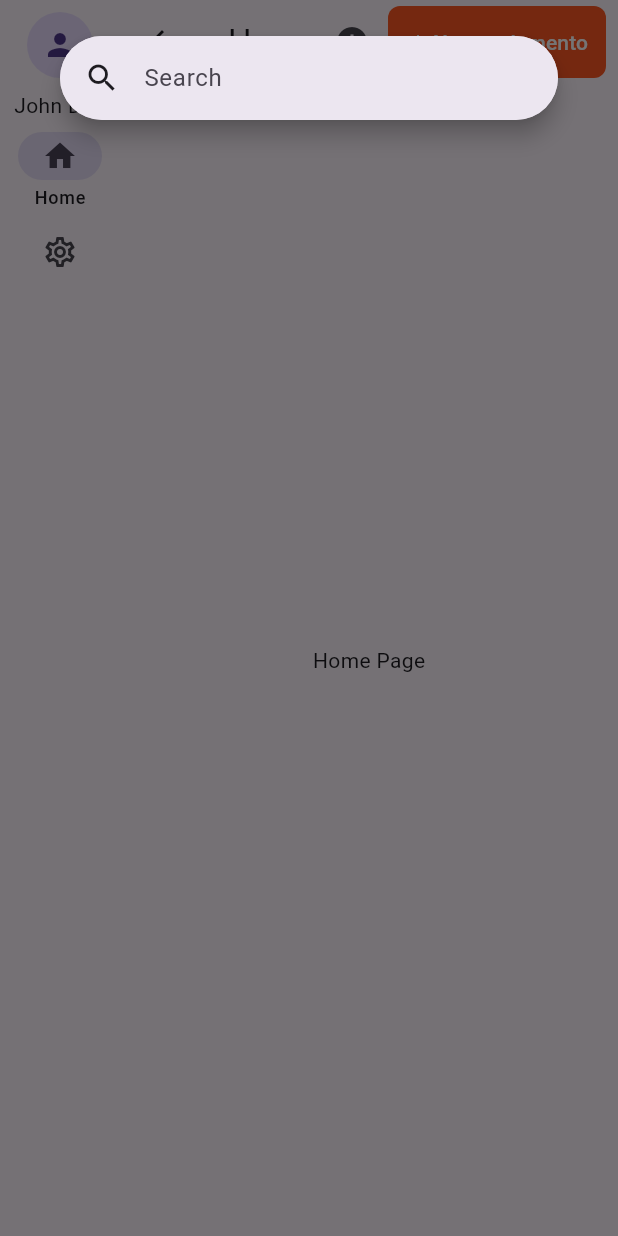
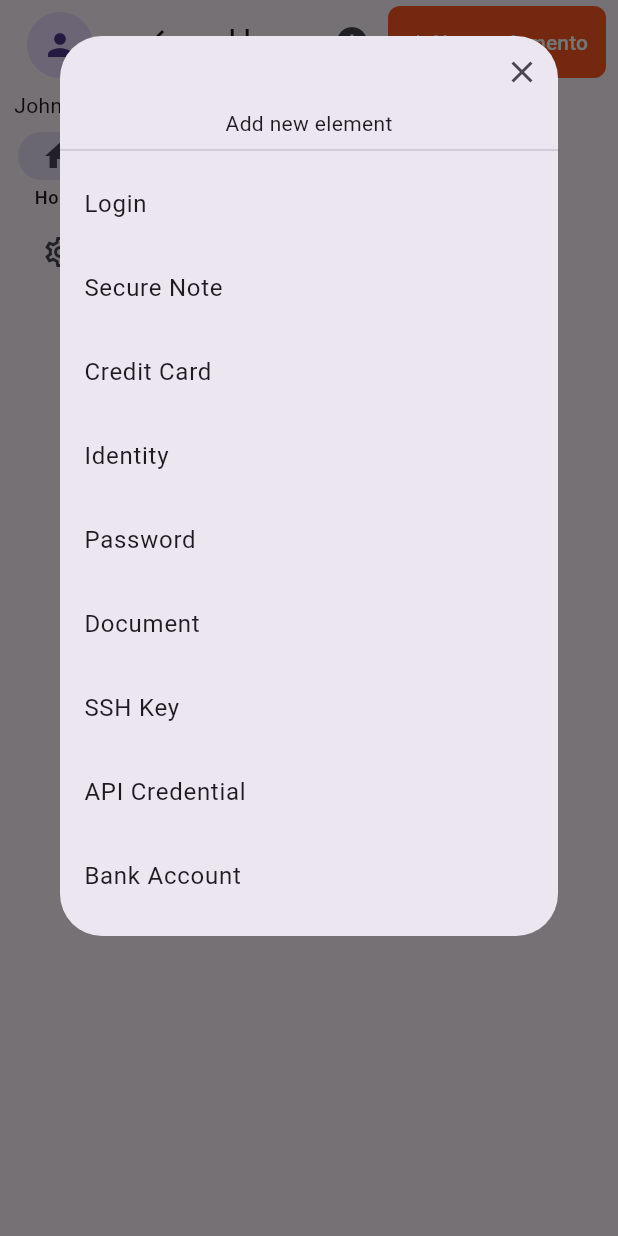
Before and after one commit to hryacosta/password, a Flutter app: the DesktopPage screen opened directly, after a tap on "Nuevo elemento", on a phone screen of 412 x 824 dp. Run offline on Flutter 3.47's test engine with Material 3 defaults, Android fonts, the phone set to English and light mode, and no system bars; our stand-ins replace go_router, google_fonts, logger; generated files the repository leaves out were written again.

Commit message:
Update app dependencies and adjust interface layouts
This commit introduces several changes to the dependencies and the layout of the application interfaces in the Flutter project. It adds new dependencies to the Podfile for iOS, modifies interface layouts across mobile, desktop, and other pages, and adjusts entitlements for MacOS and iOS builds. It accommodates changes to the search bar functionality and introduces "Add new element" functionality in the application. Finally, it generates configuration files for the changes made.

```diff
--- a/lib/presentation/pages/app/app_page.dart
+++ b/lib/presentation/pages/app/app_page.dart
@@ -2,7 +2,6 @@ import 'package:flutter/material.dart';
 import 'package:password/presentation/components/responsive_layout.dart';
 import 'package:password/presentation/pages/app/desktop_page.dart';
 import 'package:password/presentation/pages/app/mobile_page.dart';
-import 'package:password/presentation/pages/app/tablet_page.dart';
 
 class AppPage extends StatefulWidget {
   const AppPage({super.key});
@@ -16,7 +15,7 @@ class _AppPageState extends State<AppPage> {
   Widget build(BuildContext context) {
     return const ResponsiveLayout(
       desktopScaffold: DesktopPage(),
-      tabletScaffold: TabletPage(),
+      tabletScaffold: DesktopPage(),
       mobileScaffold: MobilePage(),
     );
   }
--- a/lib/presentation/pages/app/desktop_page.dart
+++ b/lib/presentation/pages/app/desktop_page.dart
@@ -130,54 +130,38 @@ class _DesktopPageState extends State<DesktopPage> {
       builder: (BuildContext context) {
         return Dialog(
           alignment: Alignment.topCenter,
-          child: SearchAnchor(
-            builder: (context, controller) {
-              return SearchBar(
-                controller: controller,
-                hintText: 'Search',
-                padding: const MaterialStatePropertyAll<EdgeInsets>(
-                  EdgeInsets.symmetric(horizontal: 16),
+          child: SizedBox(
+            width: 600,
+            height: 600,
+            child: Column(
+              children: [
+                Row(
+                  mainAxisAlignment: MainAxisAlignment.center,
+                  children: [
+                    const Spacer(),
+                    IconButton(
+                      icon: const Icon(Icons.close),
+                      onPressed: () {
+                        Navigator.of(context).pop();
+                      },
+                    ),
+                  ],
                 ),
-                onTap: () {
-                  controller.openView();
-                },
-                onChanged: (_) {
-                  controller.openView();
-                },
-                leading: const Icon(Icons.search),
-                // trailing: <Widget>[
-                //   Tooltip(
-                //     message: 'Change brightness mode',
-                //     child: IconButton(
-                //       isSelected: isDark,
-                //       onPressed: () {
-                //         setState(() {
-                //           isDark = !isDark;
-                //         });
-                //       },
-                //       icon: const Icon(Icons.wb_sunny_outlined),
-                //       selectedIcon: const Icon(Icons.brightness_2_outlined),
-                //     ),
-                //   ),
-                // ],
-              );
-            },
-            suggestionsBuilder:
-                (BuildContext context, SearchController controller) {
-              return List<ListTile>.generate(_elements.length, (int index) {
-                final item = _elements[index];
-                return ListTile(
-                  title: Text(item),
-                  onTap: () {
-                    setState(() {
-                      controller.closeView(item);
-                    });
-                    Navigator.of(context).pop();
-                  },
-                );
-              });
-              ;
-            },
+                const Text('Add new element'),
+                const Divider(),
+                Expanded(
+                  child: ListView.builder(
+                    itemCount: _elements.length,
+                    itemBuilder: (context, index) {
+                      return ListTile(
+                        title: Text(_elements[index]),
+                        onTap: () {},
+                      );
+                    },
+                  ),
+                ),
+              ],
+            ),
           ),
         );
       },
```
Also changed, not shown: lib/presentation/pages/app/mobile_page.dart (+4 -3 lines), 6 other files.
